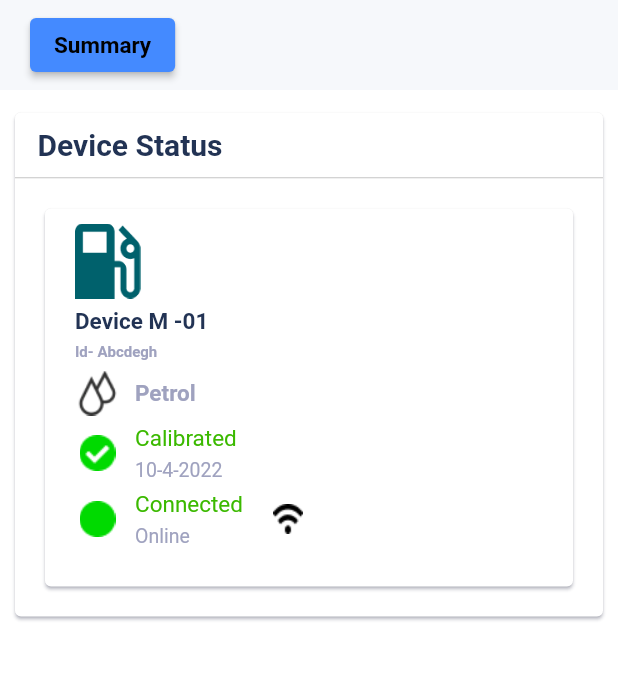
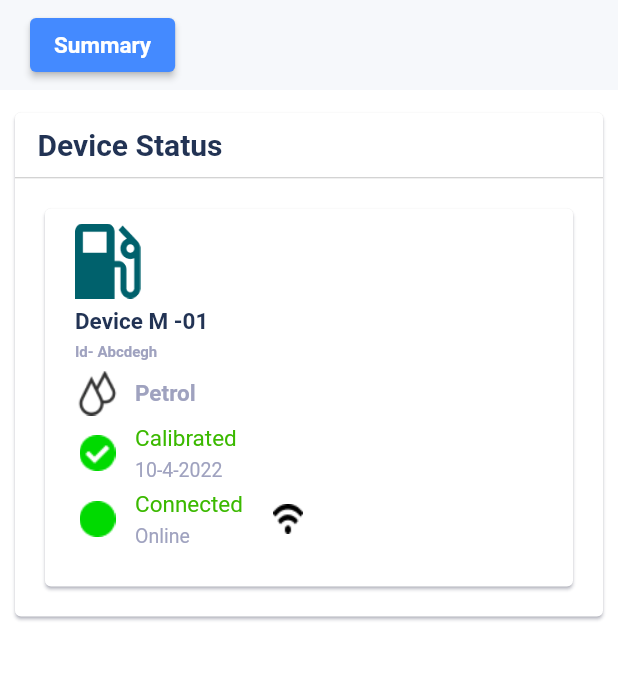
Before and after one commit to khurshid289833/densio, a Flutter app: the Home screen opened by its route, on a phone screen of 412 x 824 dp, the part 105-782 px from its top. Run offline on Flutter 3.47's test engine with Material 2 defaults, Android fonts, the phone set to English and light mode, and no system bars; our stand-ins replace email_validator, shared_preferences; accounts and stored records are empty; Roboto replaces fonts that are missing (Hind).

Commit message:
home and logout

```diff
--- a/lib/home/home.dart
+++ b/lib/home/home.dart
@@ -55,11 +55,11 @@ class HomeState extends State<Home> {
                       ElevatedButton(
                         child: Text(
                           AppString.summary,
-                        ),
+                        style: TextStyle(color: Colors.white),),
                         style: ElevatedButton.styleFrom(
                             primary: Colors.blueAccent,
                             textStyle: TextStyle(
-                                fontSize: 15, fontWeight: FontWeight.bold)),
+                                fontSize: 15, fontWeight: FontWeight.bold,)),
                         onPressed: () async {},
                       ),
                     ],
--- a/lib/utils/appString.dart
+++ b/lib/utils/appString.dart
@@ -3,7 +3,7 @@ class AppString{
   ///Sign Up Page///
   static const String SignUp = "Sign Up";
   static const String SignIn = "Sign In";
-  static const String emailAddress = "Email address...";
+  static const String emailAddress = "Email address/Mobile number...";
   static const String password = "Password";
   static const String rememberMe = "Remember me";
   static const String forgotPassword = "Forgot Password?";
```
